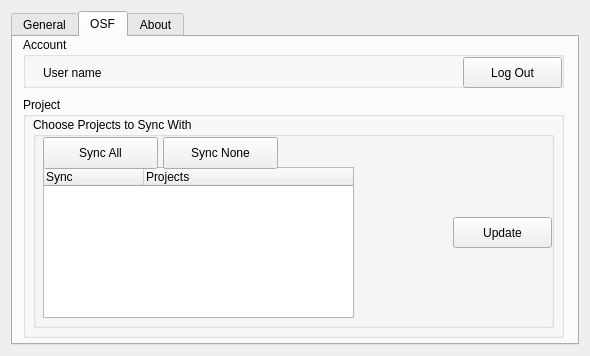
Above: osfoffline/views/rsc/gui/preferences_gui/preferences.ui from CenterForOpenScience/osf-sync before the change. Below: the same form after it.
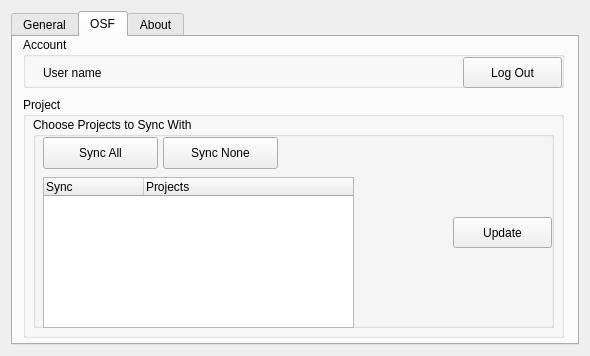
That is the form after the change.

Commit message: update the preferences generator

Patch:
```diff
--- a/osfoffline/views/rsc/gui/preferences_gui/preferences.ui
+++ b/osfoffline/views/rsc/gui/preferences_gui/preferences.ui
@@ -198,7 +198,7 @@
            <property name="geometry">
             <rect>
              <x>10</x>
-             <y>50</y>
+             <y>60</y>
              <width>311</width>
              <height>151</height>
             </rect>
```
Left out of the diff: 4 changed lines with no effect on the pictures. The commit also changes 1 other file.
